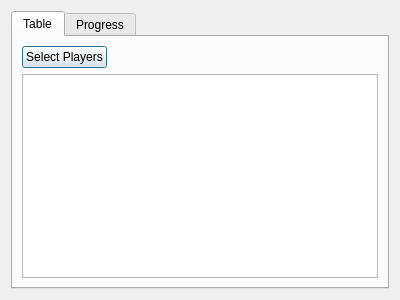
First picture: the form in src/alltime_stats_dialog.ui, repository m1ld3/dartomato, before the edit.
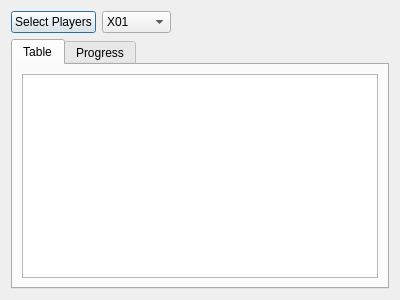
Second picture: the form after the edit.

The edit to the form file:
```diff
--- a/src/alltime_stats_dialog.ui
+++ b/src/alltime_stats_dialog.ui
@@ -14,7 +14,7 @@
    <string>Statistics</string>
   </property>
   <layout class="QGridLayout" name="gridLayout">
-   <item row="0" column="0">
+   <item row="1" column="0">
     <widget class="QTabWidget" name="tabWidget">
      <property name="currentIndex">
       <number>0</number>
@@ -24,6 +24,18 @@
        <string>Table</string>
       </attribute>
       <layout class="QGridLayout" name="gridLayout_2">
+       <item row="1" column="0">
+        <widget class="QTableView" name="tableView"/>
+       </item>
+      </layout>
+     </widget>
+     <widget class="QWidget" name="graphTab">
+      <attribute name="title">
+       <string>Progress</string>
+      </attribute>
+     </widget>
+    </widget>
+   </item>
        <item row="0" column="0">
         <layout class="QHBoxLayout" name="horizontalLayout">
          <item>
@@ -33,6 +45,20 @@
            </property>
           </widget>
          </item>
+     <item>
+      <widget class="QComboBox" name="comboBoxGame">
+       <item>
+        <property name="text">
+         <string>X01</string>
+        </property>
+       </item>
+       <item>
+        <property name="text">
+         <string>Cricket</string>
+        </property>
+       </item>
+      </widget>
+     </item>
          <item>
           <spacer name="horizontalSpacer">
            <property name="orientation">
@@ -47,18 +73,6 @@
           </spacer>
          </item>
         </layout>
-       </item>
-       <item row="1" column="0">
-        <widget class="QTableView" name="tableView"/>
-       </item>
-      </layout>
-     </widget>
-     <widget class="QWidget" name="graphTab">
-      <attribute name="title">
-       <string>Progress</string>
-      </attribute>
-     </widget>
-    </widget>
    </item>
   </layout>
  </widget>
```
Lines whose indentation alone changed are shown as unchanged.
